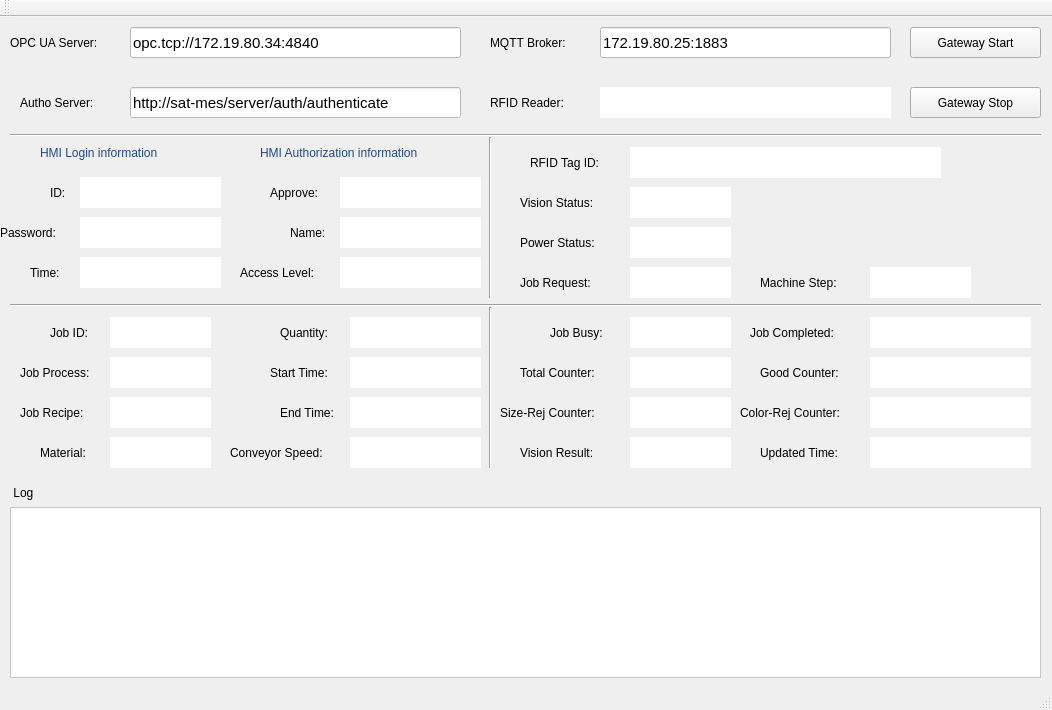
First picture: the form in gateway.ui, repository zcsd/Gateway_PoC, before the edit.
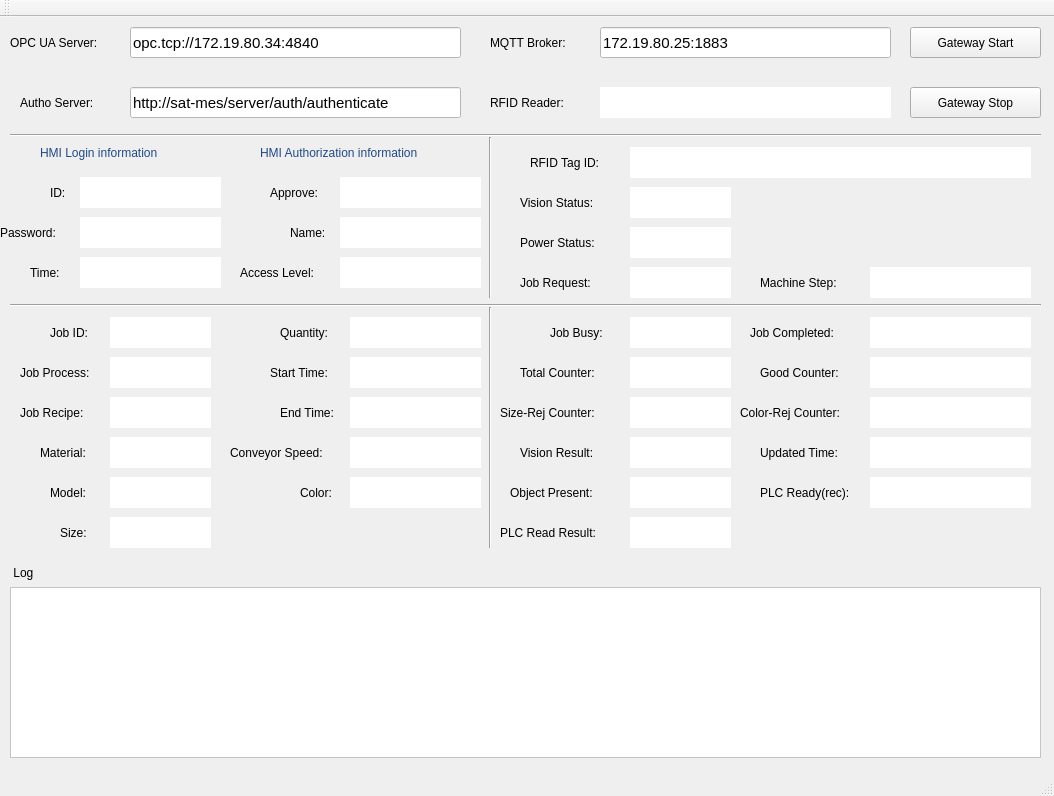
Second picture: the form after the edit.

Commit message: show more para

```diff
--- a/gateway.ui
+++ b/gateway.ui
@@ -6,8 +6,8 @@
    <rect>
     <x>0</x>
     <y>0</y>
-    <width>1052</width>
-    <height>710</height>
+    <width>1054</width>
+    <height>796</height>
    </rect>
   </property>
   <property name="windowTitle">
@@ -362,7 +362,7 @@
     <property name="geometry">
      <rect>
       <x>10</x>
-      <y>490</y>
+      <y>570</y>
       <width>1031</width>
       <height>171</height>
      </rect>
@@ -375,7 +375,7 @@
     <property name="geometry">
      <rect>
       <x>10</x>
-      <y>460</y>
+      <y>540</y>
       <width>41</width>
       <height>31</height>
      </rect>
@@ -481,7 +481,7 @@
      <rect>
       <x>630</x>
       <y>130</y>
-      <width>311</width>
+      <width>401</width>
       <height>31</height>
      </rect>
     </property>
@@ -853,7 +853,7 @@
       <x>480</x>
       <y>290</y>
       <width>20</width>
-      <height>161</height>
+      <height>241</height>
      </rect>
     </property>
     <property name="orientation">
@@ -1134,6 +1134,198 @@
      <rect>
       <x>870</x>
       <y>250</y>
+      <width>161</width>
+      <height>31</height>
+     </rect>
+    </property>
+    <property name="styleSheet">
+     <string notr="true">background-color: rgb(255, 255, 255);</string>
+    </property>
+    <property name="text">
+     <string/>
+    </property>
+    <property name="alignment">
+     <set>Qt::AlignLeading|Qt::AlignLeft|Qt::AlignVCenter</set>
+    </property>
+   </widget>
+   <widget class="QLabel" name="label_35">
+    <property name="geometry">
+     <rect>
+      <x>50</x>
+      <y>460</y>
+      <width>61</width>
+      <height>31</height>
+     </rect>
+    </property>
+    <property name="text">
+     <string>Model:</string>
+    </property>
+   </widget>
+   <widget class="QLabel" name="labelJobModel">
+    <property name="geometry">
+     <rect>
+      <x>110</x>
+      <y>460</y>
+      <width>101</width>
+      <height>31</height>
+     </rect>
+    </property>
+    <property name="styleSheet">
+     <string notr="true">background-color: rgb(255, 255, 255);</string>
+    </property>
+    <property name="text">
+     <string/>
+    </property>
+    <property name="alignment">
+     <set>Qt::AlignLeading|Qt::AlignLeft|Qt::AlignVCenter</set>
+    </property>
+   </widget>
+   <widget class="QLabel" name="label_36">
+    <property name="geometry">
+     <rect>
+      <x>300</x>
+      <y>460</y>
+      <width>51</width>
+      <height>31</height>
+     </rect>
+    </property>
+    <property name="text">
+     <string>Color:</string>
+    </property>
+   </widget>
+   <widget class="QLabel" name="labelJobColor">
+    <property name="geometry">
+     <rect>
+      <x>350</x>
+      <y>460</y>
+      <width>131</width>
+      <height>31</height>
+     </rect>
+    </property>
+    <property name="styleSheet">
+     <string notr="true">background-color: rgb(255, 255, 255);</string>
+    </property>
+    <property name="text">
+     <string/>
+    </property>
+    <property name="alignment">
+     <set>Qt::AlignLeading|Qt::AlignLeft|Qt::AlignVCenter</set>
+    </property>
+   </widget>
+   <widget class="QLabel" name="label_37">
+    <property name="geometry">
+     <rect>
+      <x>60</x>
+      <y>500</y>
+      <width>41</width>
+      <height>31</height>
+     </rect>
+    </property>
+    <property name="text">
+     <string>Size:</string>
+    </property>
+   </widget>
+   <widget class="QLabel" name="labelJobSize">
+    <property name="geometry">
+     <rect>
+      <x>110</x>
+      <y>500</y>
+      <width>101</width>
+      <height>31</height>
+     </rect>
+    </property>
+    <property name="styleSheet">
+     <string notr="true">background-color: rgb(255, 255, 255);</string>
+    </property>
+    <property name="text">
+     <string/>
+    </property>
+    <property name="alignment">
+     <set>Qt::AlignLeading|Qt::AlignLeft|Qt::AlignVCenter</set>
+    </property>
+   </widget>
+   <widget class="QLabel" name="label_38">
+    <property name="geometry">
+     <rect>
+      <x>510</x>
+      <y>460</y>
+      <width>111</width>
+      <height>31</height>
+     </rect>
+    </property>
+    <property name="text">
+     <string>Object Present:</string>
+    </property>
+   </widget>
+   <widget class="QLabel" name="labelObjectPresent">
+    <property name="geometry">
+     <rect>
+      <x>630</x>
+      <y>460</y>
+      <width>101</width>
+      <height>31</height>
+     </rect>
+    </property>
+    <property name="styleSheet">
+     <string notr="true">background-color: rgb(255, 255, 255);</string>
+    </property>
+    <property name="text">
+     <string/>
+    </property>
+    <property name="alignment">
+     <set>Qt::AlignLeading|Qt::AlignLeft|Qt::AlignVCenter</set>
+    </property>
+   </widget>
+   <widget class="QLabel" name="label_39">
+    <property name="geometry">
+     <rect>
+      <x>760</x>
+      <y>460</y>
+      <width>111</width>
+      <height>31</height>
+     </rect>
+    </property>
+    <property name="text">
+     <string>PLC Ready(rec):</string>
+    </property>
+   </widget>
+   <widget class="QLabel" name="labelMachineReady">
+    <property name="geometry">
+     <rect>
+      <x>870</x>
+      <y>460</y>
+      <width>161</width>
+      <height>31</height>
+     </rect>
+    </property>
+    <property name="styleSheet">
+     <string notr="true">background-color: rgb(255, 255, 255);</string>
+    </property>
+    <property name="text">
+     <string/>
+    </property>
+    <property name="alignment">
+     <set>Qt::AlignLeading|Qt::AlignLeft|Qt::AlignVCenter</set>
+    </property>
+   </widget>
+   <widget class="QLabel" name="label_40">
+    <property name="geometry">
+     <rect>
+      <x>500</x>
+      <y>500</y>
+      <width>121</width>
+      <height>31</height>
+     </rect>
+    </property>
+    <property name="text">
+     <string>PLC Read Result:</string>
+    </property>
+   </widget>
+   <widget class="QLabel" name="labelResultRead">
+    <property name="geometry">
+     <rect>
+      <x>630</x>
+      <y>500</y>
       <width>101</width>
       <height>31</height>
      </rect>
```
Left out of the diff: 2 changed lines with no effect on the pictures. The commit also changes 1 other file.
